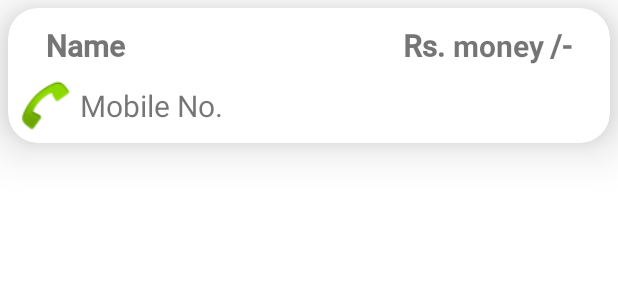
After one commit to sathvik3458/Banking-System, an Android app: the layout card_view.xml on its own in the app's theme, with its tools: preview values and no code run, on a phone screen of 412 x 824 dp. The commit adds this screen. Shown: the top 300 px of the screen. Run offline under Robolectric (Android 15) with nearby library versions, the phone set to English and light mode, and no system bars.

Commit message:
Users list with RecyclerView implemented

```diff
--- a/app/build.gradle
+++ b/app/build.gradle
@@ -36,8 +36,10 @@ dependencies {
     androidTestImplementation 'androidx.test.ext:junit:1.1.3'
     androidTestImplementation 'androidx.test.espresso:espresso-core:3.4.0'
 
+//      RecyclerView Implementation
         implementation "androidx.recyclerview:recyclerview:1.2.1"
         // For control over item selection of both touch and mouse driven selection
         implementation "androidx.recyclerview:recyclerview-selection:1.1.0"
+        implementation "androidx.cardview:cardview"
 
 }
--- a/app/src/main/AndroidManifest.xml
+++ b/app/src/main/AndroidManifest.xml
@@ -18,6 +18,12 @@
             </intent-filter>
         </activity>
         <activity android:name=".MainActivity"></activity>
+        <provider
+            android:name=".databasehandler.BankDataProvider"
+            android:authorities="com.example.basicbankingapp"
+            android:directBootAware="true"
+            android:exported= "false">
+        </provider>
     </application>
 
 </manifest>
--- a/app/src/main/res/layout/activity_view_all_customers.xml
+++ b/app/src/main/res/layout/activity_view_all_customers.xml
@@ -7,10 +7,12 @@
     tools:context=".ViewAllCustomers">
 
     <androidx.recyclerview.widget.RecyclerView
-        android:layout_width="409dp"
-        android:layout_height="729dp"
+        android:id="@+id/recycler_view"
+        android:layout_width="match_parent"
+        android:layout_height="match_parent"
         app:layout_constraintBottom_toBottomOf="parent"
         app:layout_constraintEnd_toEndOf="parent"
+        app:layout_constraintHorizontal_bias="0.5"
         app:layout_constraintStart_toStartOf="parent"
         app:layout_constraintTop_toTopOf="parent" />
 </androidx.constraintlayout.widget.ConstraintLayout>
--- /dev/null
+++ b/app/src/main/res/layout/card_view.xml
@@ -0,0 +1,91 @@
+<?xml version="1.0" encoding="utf-8"?>
+<androidx.cardview.widget.CardView xmlns:android="http://schemas.android.com/apk/res/android"
+    xmlns:app="http://schemas.android.com/apk/res-auto"
+    android:layout_width="match_parent"
+    android:layout_height="90dp"
+    android:layout_margin="5dp"
+    app:cardCornerRadius="20dp"
+    app:cardElevation="20dp">
+
+    <androidx.constraintlayout.widget.ConstraintLayout
+        android:layout_width="match_parent"
+        android:layout_height="match_parent">
+
+        <TextView
+            android:id="@+id/username"
+            android:layout_width="200dp"
+            android:layout_height="40dp"
+            android:fontFamily="@font/roboto_medium"
+            android:gravity="center|left"
+            android:paddingLeft="25dp"
+            android:paddingTop="10dp"
+            android:text="Name"
+            android:textSize="20sp"
+            android:textStyle="bold"
+            app:layout_constraintEnd_toStartOf="@+id/textView4"
+            app:layout_constraintHorizontal_bias="0.0"
+            app:layout_constraintStart_toStartOf="parent"
+            app:layout_constraintTop_toTopOf="parent" />
+
+        <ImageView
+            android:id="@+id/imageView"
+            android:layout_width="48dp"
+            android:layout_height="40dp"
+            app:layout_constraintBottom_toBottomOf="parent"
+            app:layout_constraintStart_toStartOf="parent"
+            app:layout_constraintTop_toBottomOf="@+id/username"
+            app:srcCompat="@android:drawable/sym_action_call" />
+
+        <TextView
+            android:id="@+id/usermobile_no"
+            android:layout_width="270dp"
+            android:layout_height="40dp"
+            android:gravity="center|left"
+            android:text="Mobile No."
+            android:textSize="20sp"
+            app:layout_constraintBottom_toBottomOf="parent"
+            app:layout_constraintEnd_toEndOf="parent"
+            app:layout_constraintHorizontal_bias="0.0"
+            app:layout_constraintStart_toEndOf="@+id/imageView"
+            app:layout_constraintTop_toBottomOf="@+id/username" />
+
+        <TextView
+            android:id="@+id/useramount"
+            android:layout_width="70dp"
+            android:layout_height="40dp"
+            android:gravity="center|left"
+            android:paddingLeft="5dp"
+            android:paddingTop="10dp"
+            android:text="money"
+            android:textSize="20sp"
+            android:textStyle="bold"
+            app:layout_constraintEnd_toStartOf="@+id/textView5"
+            app:layout_constraintTop_toTopOf="parent" />
+
+        <TextView
+            android:id="@+id/textView4"
+            android:layout_width="40dp"
+            android:layout_height="40dp"
+            android:fontFamily="@font/roboto_medium"
+            android:gravity="center|right"
+            android:paddingTop="10dp"
+            android:text="Rs."
+            android:textSize="20sp"
+            android:textStyle="bold"
+            app:layout_constraintEnd_toStartOf="@+id/useramount"
+            app:layout_constraintTop_toTopOf="parent" />
+
+        <TextView
+            android:id="@+id/textView5"
+            android:layout_width="40dp"
+            android:layout_height="40dp"
+            android:fontFamily="@font/roboto_medium"
+            android:gravity="center|left"
+            android:paddingTop="10dp"
+            android:text="/-"
+            android:textSize="20sp"
+            android:textStyle="bold"
+            app:layout_constraintEnd_toEndOf="parent"
+            app:layout_constraintTop_toTopOf="parent" />
+    </androidx.constraintlayout.widget.ConstraintLayout>
+</androidx.cardview.widget.CardView>
--- a/app/src/main/res/values/themes.xml
+++ b/app/src/main/res/values/themes.xml
@@ -1,6 +1,6 @@
 <resources xmlns:tools="http://schemas.android.com/tools">
     <!-- Base application theme. -->
-    <style name="Theme.BasicBankingApp" parent="Theme.MaterialComponents.DayNight.DarkActionBar">
+    <style name="Theme.BasicBankingApp" parent="Theme.MaterialComponents.DayNight.NoActionBar">
         <!-- Primary brand color. -->
         <item name="colorPrimary">@color/purple_500</item>
         <item name="colorPrimaryVariant">@color/purple_700</item>
```
Also changed, not shown: app/src/main/java/com/example/basicbankingapp/ViewAllCustomers.java (+48 -0 lines), app/src/main/java/com/example/basicbankingapp/adapter/RecyclerViewAdapter.java (added, +59 -0 lines), app/src/main/java/com/example/basicbankingapp/databasehandler/BankDataContract.java (+28 -11 lines), app/src/main/java/com/example/basicbankingapp/databasehandler/BankDataDbHelper.java (+6 -6 lines), app/src/main/java/com/example/basicbankingapp/databasehandler/BankDataProvider.java (added, +86 -0 lines), app/src/main/java/com/example/basicbankingapp/model/Users.java (added, +35 -0 lines), app/src/main/res/font/roboto_medium.ttf (added).
